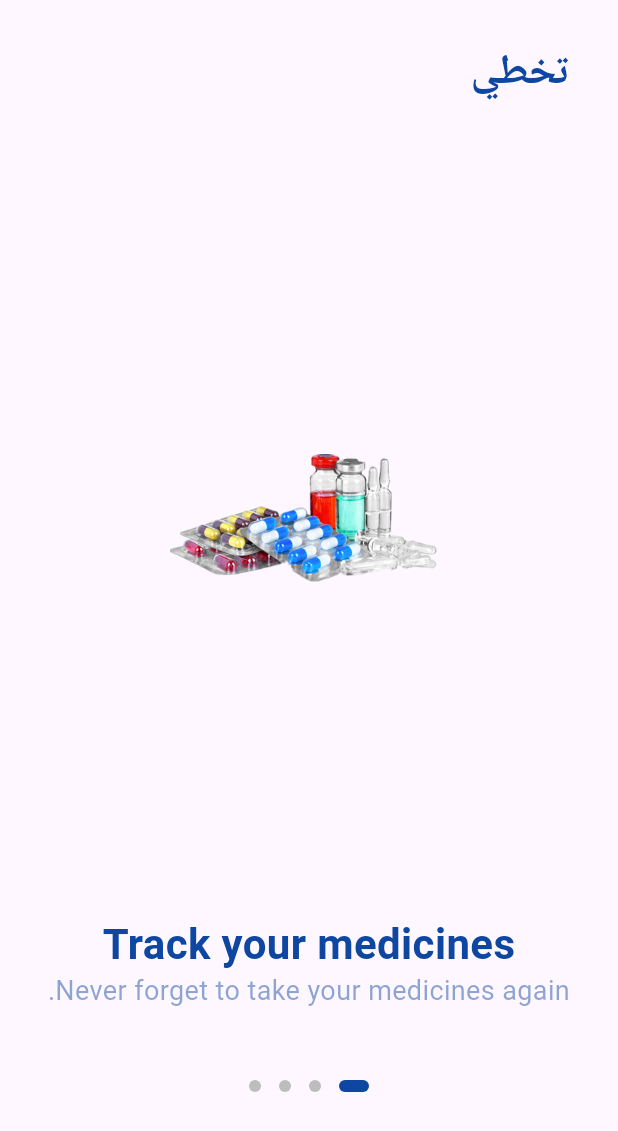
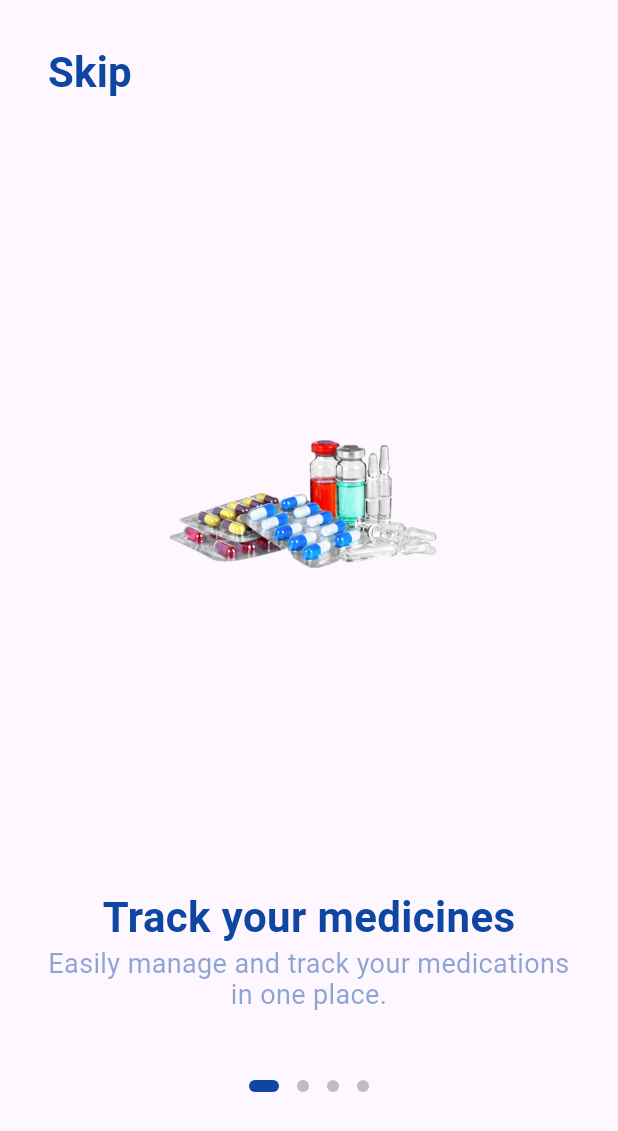
Before and after one commit to ehab37/Curely, a Flutter app: the screen it shows after launch, on a phone screen of 412 x 824 dp. Shown: the top 1131 px of the screen. Run offline on Flutter 3.47's test engine with Material 3 defaults, Android fonts, the light colour scheme and no system bars; drawn by our look-alikes of dots_indicator; our stand-ins replace go_router, shared_preferences.

Commit message:
localizition init done

```diff
--- a/lib/constants.dart
+++ b/lib/constants.dart
@@ -1,3 +1,4 @@
+import 'package:curely/generated/l10n.dart';
 import 'package:flutter/material.dart';
 import 'core/utils/assets.dart';
 import 'features/welcome/presentation/view_models/on_boarding_model.dart';
@@ -15,25 +16,27 @@ bool isArabic() {
   return Intl.getCurrentLocale() == 'ar';
 }
 
-const List<OnBoardingModel> onBoardingPages = [
+List<OnBoardingModel> onBoardingPages(context) {
+  return [
     OnBoardingModel(
       image: AssetsData.kTrack,
-    title: 'Track your medicines',
-    subTitle: 'Never forget to take your medicines again.',
+      title: S.of(context).onBoardingTitle1,
+      subTitle: S.of(context).onBoardingSubTitle1,
     ),
     OnBoardingModel(
       image: AssetsData.kReminder,
-    title: 'Get reminders',
-    subTitle: 'Receive reminders when it is time to take your medicines.',
+      title: S.of(context).onBoardingTitle2,
+      subTitle: S.of(context).onBoardingSubTitle2,
     ),
     OnBoardingModel(
       image: AssetsData.kOrganizer,
-    title: 'Organize your medicines',
-    subTitle: 'Keep all your medicines organized in one place.',
+      title: S.of(context).onBoardingTitle3,
+      subTitle: S.of(context).onBoardingSubTitle3,
     ),
     OnBoardingModel(
       image: AssetsData.kStay,
-    title: 'Stay healthy',
-    subTitle: 'Stay on top of your health and never miss a dose again.',
+      title: S.of(context).onBoardingTitle4,
+      subTitle: S.of(context).onBoardingSubTitle4,
     ),
   ];
+}
--- a/lib/features/welcome/presentation/views/widgets/on_boarding_page_view.dart
+++ b/lib/features/welcome/presentation/views/widgets/on_boarding_page_view.dart
@@ -12,7 +12,7 @@ class OnBoardingPageView extends StatelessWidget {
     return PageView(
       controller: pageController,
       children: [
-        ...onBoardingPages.map((e) {
+        ...onBoardingPages(context).map((e) {
           return PageViewUnit(onBoardingModel: e);
         }),
       ],
--- a/lib/features/welcome/presentation/views/widgets/on_boarding_view_body.dart
+++ b/lib/features/welcome/presentation/views/widgets/on_boarding_view_body.dart
@@ -61,7 +61,7 @@ class _OnBoardingViewBodyState extends State<OnBoardingViewBody> {
           ),
           Expanded(child: OnBoardingPageView(pageController: pageController)),
           DotsIndicator(
-            dotsCount: onBoardingPages.length,
+            dotsCount: onBoardingPages(context).length,
             position: pageController.hasClients ? pageController.page! : 0,
             decorator: DotsDecorator(
               activeColor: kBlueColor,
--- a/lib/main.dart
+++ b/lib/main.dart
@@ -28,7 +28,7 @@ class Curely extends StatelessWidget {
       theme: ThemeData().copyWith(
         textTheme: Theme.of(context).textTheme.apply(fontSizeFactor: 1),
       ),
-      locale: const Locale('ar'),
+      locale: const Locale('en'),
       localizationsDelegates: [
         S.delegate,
         GlobalMaterialLocalizations.delegate,
```
Also changed, not shown: lib/features/welcome/presentation/views/welcome_view.dart (+6 -3 lines), lib/features/welcome/presentation/views/widgets/page_view_unit.dart (+3 -4 lines), lib/l10n/intl_ar.arb (+22 -1 lines), lib/l10n/intl_en.arb (+22 -1 lines), lib/generated/intl/messages_ar.dart, lib/generated/intl/messages_en.dart, lib/generated/l10n.dart. Lines whose indentation alone changed are shown as unchanged.
